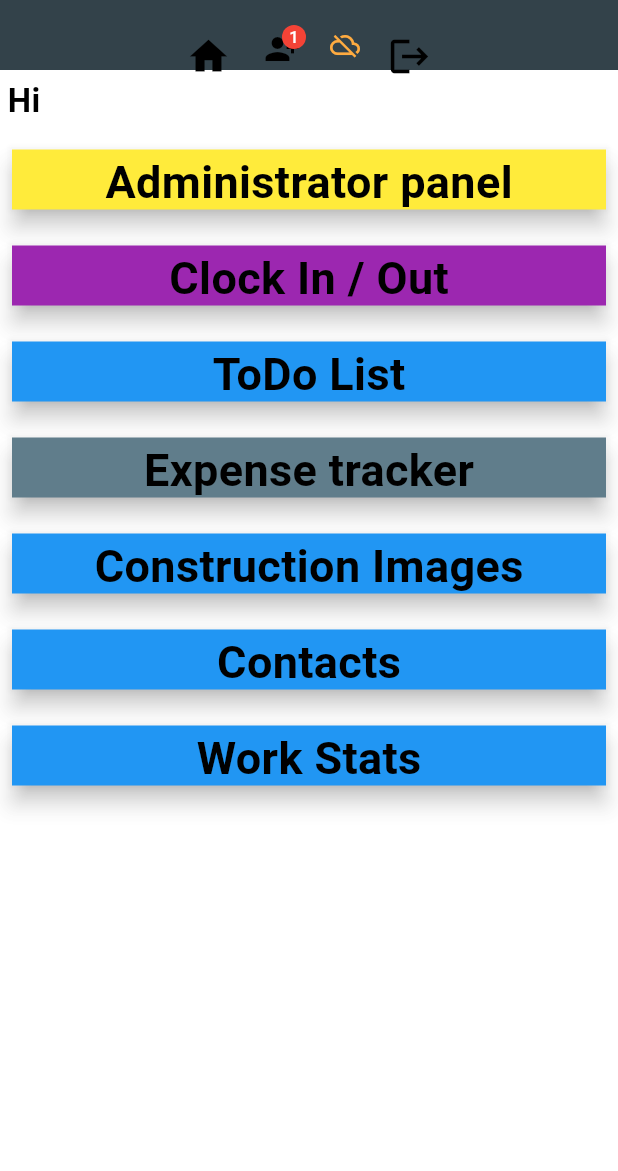
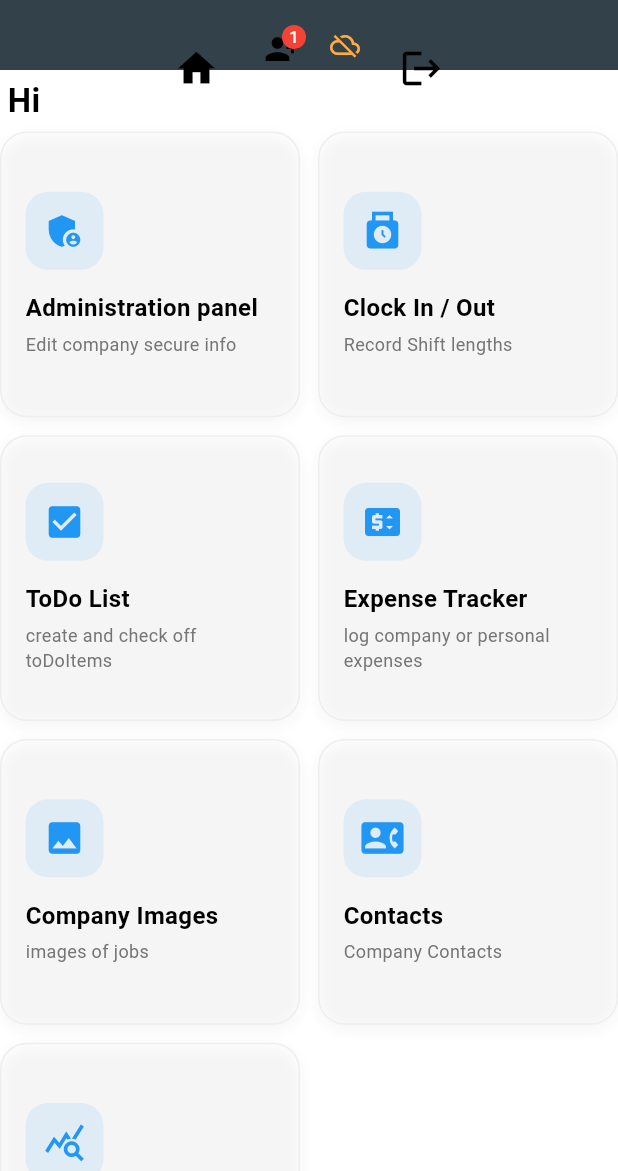
Before and after one commit to johnvanandel7-droid/contractor_hub, a Flutter app: the HomePage screen opened by its route, on a phone screen of 412 x 824 dp, the part 65-1236 px from its top. Run offline on Flutter 3.47's test engine with Material 3 defaults, Android fonts, the phone set to English and light mode, and no system bars; our stand-ins replace animated_text_kit, cloud_firestore, cloud_functions, firebase_auth, firebase_core, firebase_messaging and 8 more; missing offline and left inert: flutter_stripe, geo_currencies; accounts and stored records are empty.

Commit message:
fixing page styling and effienceincy

```diff
--- /dev/null
+++ b/lib/components/admin_card.dart
@@ -0,0 +1,109 @@
+import 'package:flutter/material.dart';
+
+class AdminCard extends StatelessWidget {
+  final IconData icon;
+  final String title;
+  final String subtitle;
+  final Color color;
+  final int badgeCount;
+  final VoidCallback onTap;
+
+  const AdminCard({
+    required this.icon,
+    required this.title,
+    required this.subtitle,
+    required this.color,
+    required this.onTap,
+    this.badgeCount = 0,
+  });
+
+  @override
+  Widget build(BuildContext context) {
+    return Material(
+      color: Colors.white,
+      borderRadius: BorderRadius.circular(18),
+      child: InkWell(
+        onTap: onTap,
+        borderRadius: BorderRadius.circular(18),
+        child: Container(
+          padding: const EdgeInsets.all(16),
+          decoration: BoxDecoration(
+            borderRadius: BorderRadius.circular(18),
+            border: Border.all(color: Colors.grey[200]!),
+            boxShadow: [
+              BoxShadow(
+                color: Colors.black.withOpacity(0.04),
+                blurRadius: 8,
+                offset: const Offset(0, 3),
+              ),
+            ],
+          ),
+          child: Stack(
+            children: [
+              Column(
+                crossAxisAlignment: CrossAxisAlignment.start,
+                mainAxisAlignment: MainAxisAlignment.center,
+                children: [
+                  Container(
+                    width: 52,
+                    height: 52,
+                    decoration: BoxDecoration(
+                      color: color.withOpacity(0.1),
+                      borderRadius: BorderRadius.circular(15),
+                    ),
+                    child: Icon(icon, color: color, size: 28),
+                  ),
+
+                  const SizedBox(height: 14),
+
+                  Text(
+                    title,
+                    style: const TextStyle(
+                      fontSize: 16,
+                      fontWeight: FontWeight.bold,
+                    ),
+                  ),
+
+                  const SizedBox(height: 4),
+
+                  Text(
+                    subtitle,
+                    maxLines: 2,
+                    overflow: TextOverflow.ellipsis,
+                    style: TextStyle(fontSize: 12, color: Colors.grey[600]),
+                  ),
+                ],
+              ),
+
+              if (badgeCount > 0)
+                Positioned(
+                  top: 0,
+                  right: 0,
+                  child: Container(
+                    constraints: const BoxConstraints(
+                      minWidth: 26,
+                      minHeight: 26,
+                    ),
+                    padding: const EdgeInsets.symmetric(horizontal: 7),
+                    decoration: const BoxDecoration(
+                      color: Colors.red,
+                      shape: BoxShape.circle,
+                    ),
+                    alignment: Alignment.center,
+                    child: Text(
+                      badgeCount > 99 ? '99+' : badgeCount.toString(),
+                      style: const TextStyle(
+                        color: Colors.white,
+                        fontSize: 11,
+                        fontWeight: FontWeight.bold,
+                      ),
+                    ),
+                  ),
+                ),
+            ],
+          ),
+        ),
+      ),
+    );
+  }
+}
--- a/lib/components/reusable_icon_button.dart
+++ b/lib/components/reusable_icon_button.dart
@@ -11,7 +11,9 @@ class ReusableIconButton extends StatelessWidget {
 
   @override
   Widget build(BuildContext context) {
-    return IconButton(
+    return Padding(
+      padding: const EdgeInsets.all(8.0),
+      child: IconButton(
         icon: icon,
         onPressed: onPressed,
         color: iconColor,
@@ -19,6 +21,7 @@ class ReusableIconButton extends StatelessWidget {
         highlightColor: Colors.grey[800],
         onLongPress: onPressed,
         padding: EdgeInsets.all(10),
+      ),
     );
   }
 }
--- a/lib/screens/administrator_panel.dart
+++ b/lib/screens/administrator_panel.dart
@@ -1,6 +1,7 @@
 import 'package:contractor_hub/components/app_bar.dart';
 import 'package:contractor_hub/services/firebase_services.dart';
 import 'package:flutter/material.dart';
+import 'package:contractor_hub/components/admin_card.dart';
 
 final services = FirebaseServices.instance;
 
@@ -170,7 +171,7 @@ class _AdministratorDashboard extends StatelessWidget {
               physics: const NeverScrollableScrollPhysics(),
               childAspectRatio: 1.05,
               children: [
-                _AdminCard(
+                AdminCard(
                   icon: Icons.people_alt_outlined,
                   title: 'Employees',
                   subtitle: employeeLimit > 0
@@ -182,7 +183,7 @@ class _AdministratorDashboard extends StatelessWidget {
                   },
                 ),
 
-                _AdminCard(
+                AdminCard(
                   icon: Icons.work_outline,
                   title: 'Jobs',
                   subtitle: 'Manage job sites',
@@ -192,7 +193,7 @@ class _AdministratorDashboard extends StatelessWidget {
                   },
                 ),
 
-                _AdminCard(
+                AdminCard(
                   icon: Icons.folder_outlined,
                   title: 'Files',
                   subtitle: imageLimit > 0
@@ -204,7 +205,7 @@ class _AdministratorDashboard extends StatelessWidget {
                   },
                 ),
 
-                _AdminCard(
+                AdminCard(
                   icon: Icons.money,
                   title: 'Connect to Quickbooks',
                   subtitle: '',
@@ -214,7 +215,7 @@ class _AdministratorDashboard extends StatelessWidget {
                   },
                 ),
 
-                _AdminCard(
+                AdminCard(
                   icon: Icons.person_add_alt_1,
                   title: 'Join Requests',
                   subtitle: pendingCount == 0
@@ -260,114 +261,6 @@ class _AdministratorDashboard extends StatelessWidget {
       default:
         return 'Small Business';
     }
-  }
-}
-
-class _AdminCard extends StatelessWidget {
-  final IconData icon;
-  final String title;
-  final String subtitle;
-  final Color color;
-  final int badgeCount;
-  final VoidCallback onTap;
-
-  const _AdminCard({
-    required this.icon,
-    required this.title,
-    required this.subtitle,
-    required this.color,
-    required this.onTap,
-    this.badgeCount = 0,
-  });
-
-  @override
-  Widget build(BuildContext context) {
-    return Material(
-      color: Colors.white,
-      borderRadius: BorderRadius.circular(18),
-      child: InkWell(
-        onTap: onTap,
-        borderRadius: BorderRadius.circular(18),
-        child: Container(
-          padding: const EdgeInsets.all(16),
-          decoration: BoxDecoration(
-            borderRadius: BorderRadius.circular(18),
-            border: Border.all(color: Colors.grey[200]!),
-            boxShadow: [
-              BoxShadow(
-                color: Colors.black.withOpacity(0.04),
-                blurRadius: 8,
-                offset: const Offset(0, 3),
-              ),
-            ],
-          ),
-          child: Stack(
-            children: [
-              Column(
-                crossAxisAlignment: CrossAxisAlignment.start,
-                mainAxisAlignment: MainAxisAlignment.center,
-                children: [
-                  Container(
-                    width: 52,
-                    height: 52,
-                    decoration: BoxDecoration(
-                      color: color.withOpacity(0.1),
-                      borderRadius: BorderRadius.circular(15),
-                    ),
-                    child: Icon(icon, color: color, size: 28),
-                  ),
-
-                  const SizedBox(height: 14),
-
-                  Text(
-                    title,
-                    style: const TextStyle(
-                      fontSize: 16,
-                      fontWeight: FontWeight.bold,
-                    ),
-                  ),
-
-                  const SizedBox(height: 4),
-
-                  Text(
-                    subtitle,
-                    maxLines: 2,
-                    overflow: TextOverflow.ellipsis,
-                    style: TextStyle(fontSize: 12, color: Colors.grey[600]),
-                  ),
-                ],
-              ),
-
-              if (badgeCount > 0)
-                Positioned(
-                  top: 0,
-                  right: 0,
-                  child: Container(
-                    constraints: const BoxConstraints(
-                      minWidth: 26,
-                      minHeight: 26,
-                    ),
-                    padding: const EdgeInsets.symmetric(horizontal: 7),
-                    decoration: const BoxDecoration(
-                      color: Colors.red,
-                      shape: BoxShape.circle,
-                    ),
-                    alignment: Alignment.center,
-                    child: Text(
-                      badgeCount > 99 ? '99+' : badgeCount.toString(),
-                      style: const TextStyle(
-                        color: Colors.white,
-                        fontSize: 11,
-                        fontWeight: FontWeight.bold,
-                      ),
-                    ),
-                  ),
-                ),
-            ],
-          ),
-        ),
-      ),
-    );
   }
 }
 
--- a/lib/screens/home_page.dart
+++ b/lib/screens/home_page.dart
@@ -1,3 +1,4 @@
+import 'package:contractor_hub/components/admin_card.dart';
 import 'package:flutter/material.dart';
 import 'package:contractor_hub/services/firebase_services.dart';
 import 'package:contractor_hub/components/app_bar.dart';
@@ -90,77 +91,83 @@ class _HomePageState extends State<HomePage> {
                       ),
                     ),
                   ),
+                  GridView.count(
+                    crossAxisCount: 2,
+                    crossAxisSpacing: 12,
+                    mainAxisSpacing: 12,
+                    shrinkWrap: true,
+                    physics: const NeverScrollableScrollPhysics(),
+                    childAspectRatio: 1.05,
+                    children: [
                       if (!isEmployee) ...[
-                    ReusableButton(
-                      buttonText: 'Administrator panel',
-                      onPress: () {
-                        Navigator.pushNamed(context, '/administratorPanel');
+                        AdminCard(
+                          icon: Icons.admin_panel_settings,
+                          title: 'Administration panel',
+                          subtitle: 'Edit company secure info',
+                          color: Colors.blue,
+                          onTap: () {
+                            Navigator.pushNamed(
+                              context,
+                              '/administrationPanel',
+                            );
                           },
-                      buttonHeight: 40,
-                      buttonWidth: double.infinity,
-                      buttonColor: Colors.yellow,
-                      buttonPadding: 8,
                         ),
                       ],
-                  ReusableButton(
-                    buttonText: 'Clock In / Out',
-                    onPress: () {
+                      AdminCard(
+                        icon: Icons.punch_clock,
+                        title: 'Clock In / Out',
+                        subtitle: 'Record Shift lengths',
+                        color: Colors.blue,
+                        onTap: () {
                           Navigator.pushNamed(context, '/clockInOut');
                         },
-                    buttonHeight: 40,
-                    buttonWidth: double.infinity,
-                    buttonColor: Colors.purple,
-                    buttonPadding: 8,
                       ),
-                  ReusableButton(
-                    buttonText: 'ToDo List',
-                    onPress: () {
+                      AdminCard(
+                        icon: Icons.check_box,
+                        title: 'ToDo List',
+                        subtitle: 'create and check off toDoItems',
+                        color: Colors.blue,
+                        onTap: () {
                           Navigator.pushNamed(context, '/toDoList');
                         },
-                    buttonHeight: 40,
-                    buttonWidth: double.infinity,
-                    buttonColor: Colors.blue,
-                    buttonPadding: 8,
                       ),
-                  ReusableButton(
-                    buttonText: 'Expense tracker',
-                    onPress: () {
+                      AdminCard(
+                        icon: Icons.price_change,
+                        title: 'Expense Tracker',
+                        subtitle: 'log company or personal expenses',
+                        color: Colors.blue,
+                        onTap: () {
                           Navigator.pushNamed(context, '/expenseTracker');
                         },
-                    buttonHeight: 40,
-                    buttonWidth: double.infinity,
-                    buttonColor: Colors.blueGrey,
-                    buttonPadding: 8,
                       ),
-                  ReusableButton(
-                    buttonText: 'Construction Images',
-                    onPress: () {
+                      AdminCard(
+                        icon: Icons.image,
+                        title: 'Company Images',
+                        subtitle: 'images of jobs',
+                        color: Colors.blue,
+                        onTap: () {
                           Navigator.pushNamed(context, '/constructionImages');
                         },
-                    buttonHeight: 40,
-                    buttonWidth: double.infinity,
-                    buttonColor: Colors.blue,
-                    buttonPadding: 8,
                       ),
-                  ReusableButton(
-                    buttonText: 'Contacts',
-                    onPress: () {
+                      AdminCard(
+                        icon: Icons.contact_phone,
+                        title: 'Contacts',
+                        subtitle: 'Company Contacts',
+                        color: Colors.blue,
+                        onTap: () {
                           Navigator.pushNamed(context, '/contacts');
                         },
-                    buttonHeight: 40,
-                    buttonWidth: double.infinity,
-                    buttonColor: Colors.blue,
-                    buttonPadding: 8,
                       ),
-                  ReusableButton(
-                    buttonText: 'Work Stats',
-                    onPress: () {
+                      AdminCard(
+                        icon: Icons.query_stats,
+                        title: 'Work Stats',
+                        subtitle: 'graphs + recent shifts',
+                        color: Colors.blue,
+                        onTap: () {
                           Navigator.pushNamed(context, '/workStats');
                         },
-                    buttonHeight: 40,
-                    buttonWidth: double.infinity,
-                    buttonColor: Colors.blue,
-                    buttonPadding: 8,
+                      ),
+                    ],
                   ),
                 ],
               ),
```
Also changed, not shown: lib/services/firebase_services.dart (indentation only). Lines whose indentation alone changed are shown as unchanged.
